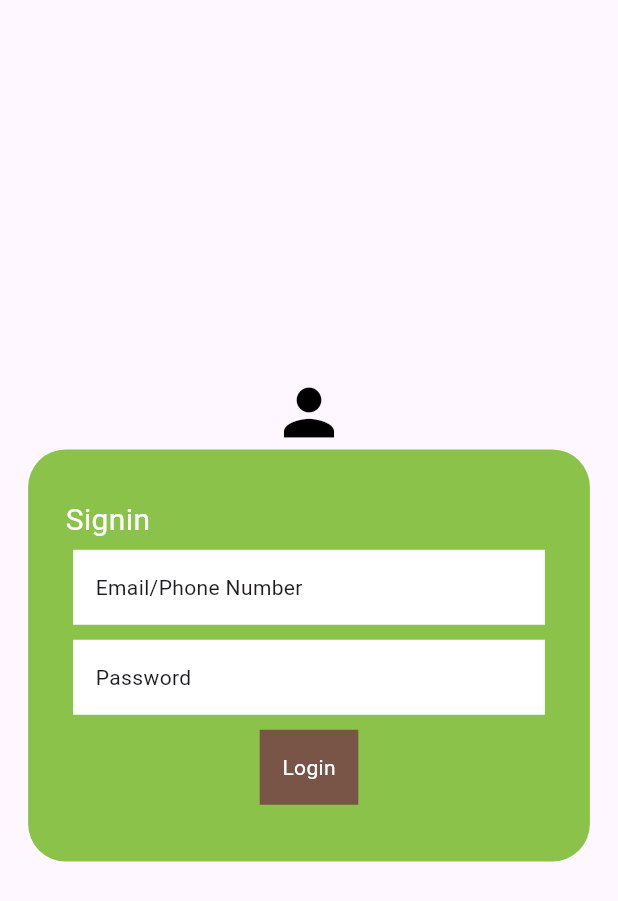
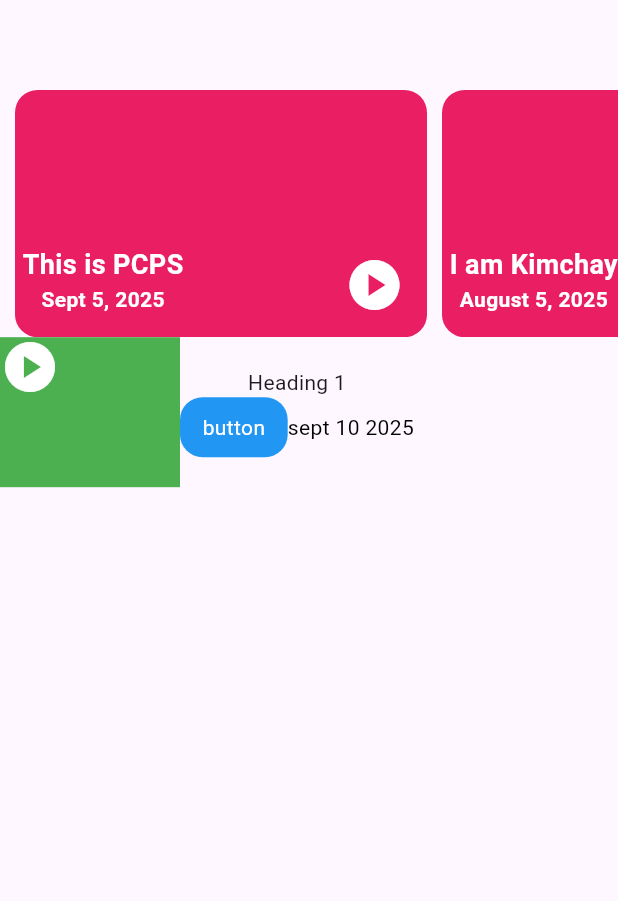
Before and after one commit to KiranBhandari70/season_sir_mobileapp, a Flutter app: the screen it shows after launch, on a phone screen of 412 x 824 dp. Shown: the top 901 px of the screen. Run offline on Flutter 3.47's test engine with Material 3 defaults, Android fonts, the light colour scheme and no system bars.

Commit message:
dashboard designs update scrollable frames sideways

```diff
--- /dev/null
+++ b/lib/dashboard.dart
@@ -0,0 +1,108 @@
+import 'package:flutter/material.dart';
+
+class dashboard extends StatefulWidget {
+  const dashboard({super.key});
+
+  @override
+  State<dashboard> createState() => _dashboardState();
+}
+
+class _dashboardState extends State<dashboard> {
+
+  horizontalcard(size, heading, date){
+    return Stack(
+      children: [
+        Container(
+          height: size.height/5,
+          width: size.width/1.5,
+          margin: EdgeInsets.only(left:10),
+          decoration: BoxDecoration(
+              color: Colors.pink,
+              borderRadius: BorderRadius.circular(15)
+          ),
+        ),
+        Positioned(
+            bottom: 15,
+            left: 15,
+            child: Column(
+              children: [
+                Text(heading,style: TextStyle(color:Colors.white,
+                    fontSize: 18, fontWeight: FontWeight.bold),),
+                Text(date,style: TextStyle(color:Colors.white,
+                    fontSize: 14, fontWeight: FontWeight.bold),),
+              ],
+            )),
+        Positioned(
+            right: 15,
+            bottom: 15,
+            child: Icon(
+              Icons.play_circle, color: Colors.white, size:40,
+            )),
+      ],
+    );
+  }
+
+  @override
+  Widget build(BuildContext context) {
+    var size = MediaQuery.of(context).size;
+    return Scaffold(
+      //appBar: AppBar(),
+      body: Column(
+        children: [
+          SizedBox(height: 60,),
+          SingleChildScrollView(
+            scrollDirection: Axis.horizontal,
+          child:Row(
+            children: [
+              horizontalcard(size, "This is PCPS", "Sept 5, 2025"),
+              horizontalcard(size, "I am Kimchay", "August 5, 2025"),
+              horizontalcard(size, "I love Dabao", "July 5, 2025"),
+              horizontalcard(size, "Section B L5", "June 5, 2025"),
+
+            ],
+          )
+          ),
+          SingleChildScrollView(
+            child: Column(
+              children: [
+
+                Row(
+                  children: [
+                    Stack(
+                      children: [
+                        Container(
+                          height: 100,
+                          width: 120,
+                          decoration: BoxDecoration(color: Colors.green),
+                        ),
+                        Icon(Icons.play_circle,color: Colors.white,size: 40,)
+                      ],
+                    ),
+                    Column(
+                      children: [
+                        Text("Heading 1"),
+                        Row(
+                          children: [
+                            Container(
+                              decoration: BoxDecoration(
+                                  color: Colors.blue,
+                                  borderRadius: BorderRadius.circular(15)
+                              ),
+                              padding: EdgeInsets.only(left: 15,right: 15,top: 10,bottom: 10),
+                              child: Text("button",style: TextStyle(color: Colors.white),),
+                            ),
+                            Text("sept 10 2025",style: TextStyle(color: Colors.black),),
+                          ],
+                        )
+                      ],
+                    )
+                  ],
+                )
+              ],
+            ),
+          )
+        ],
+      ) ,
+    );
+  }
+}
--- a/lib/main.dart
+++ b/lib/main.dart
@@ -1,5 +1,7 @@
 import "package:season_sir_mobileapp/loginpage.dart";
 import 'package:flutter/material.dart';
+
+import 'dashboard.dart';
 
 void main() {
   runApp(const MyApp());
@@ -18,7 +20,7 @@ class MyApp extends StatelessWidget {
         colorScheme: ColorScheme.fromSeed(seedColor: Colors.deepPurple),
         useMaterial3: true,
       ),
-      home:  loginpage(),
+      home:  dashboard(),
     );
   }
 }
```
